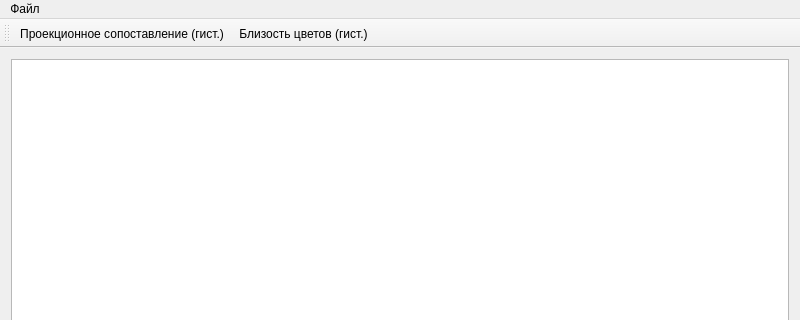
Before: the Qt Designer form mainwindow.ui in andrew-k-21-12/aioi3, drawn with Qt 5; both pictures show x 0 to 800 and y 0 to 320 of the 800 by 600 pixel window.
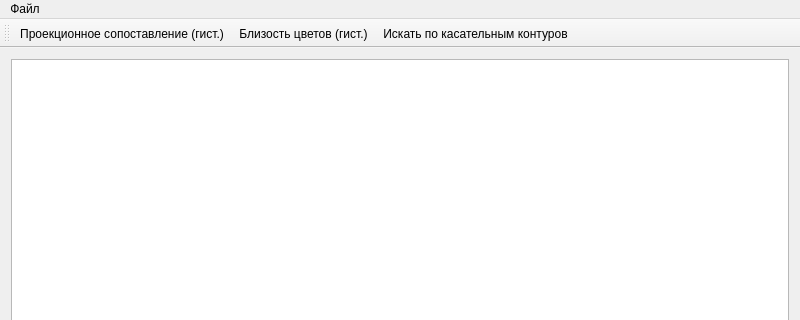
After: the same form once the commit is applied.

Commit message: Added basic contours search

What changed in the file:
```diff
--- a/mainwindow.ui
+++ b/mainwindow.ui
@@ -44,6 +44,7 @@
    </attribute>
    <addaction name="actionColorHistogram"/>
    <addaction name="actionShapeHistogramDistance"/>
+   <addaction name="actionTangentHistSearch"/>
   </widget>
   <action name="actionGrayscale">
    <property name="text">
@@ -148,6 +149,14 @@
     <string>Ctrl+O</string>
    </property>
   </action>
+  <action name="actionTangentHistSearch">
+   <property name="text">
+    <string>Искать по касательным контуров</string>
+   </property>
+   <property name="shortcut">
+    <string>Ctrl+K</string>
+   </property>
+  </action>
  </widget>
  <layoutdefault spacing="6" margin="11"/>
  <resources/>
```
Left out of the diff: 85 changed lines with no effect on the pictures. The commit also changes 3 other files.
